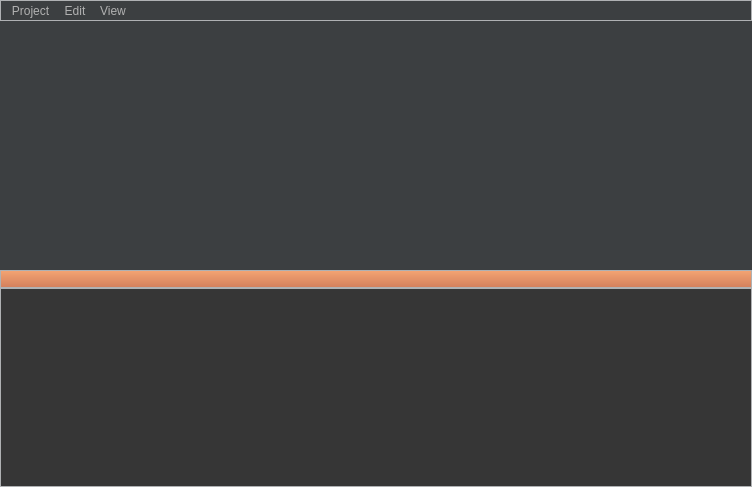
The window that GUIx86/mainwindow.ui (Kit-Law/ReMu) describes before a commit, drawn with Qt 5.
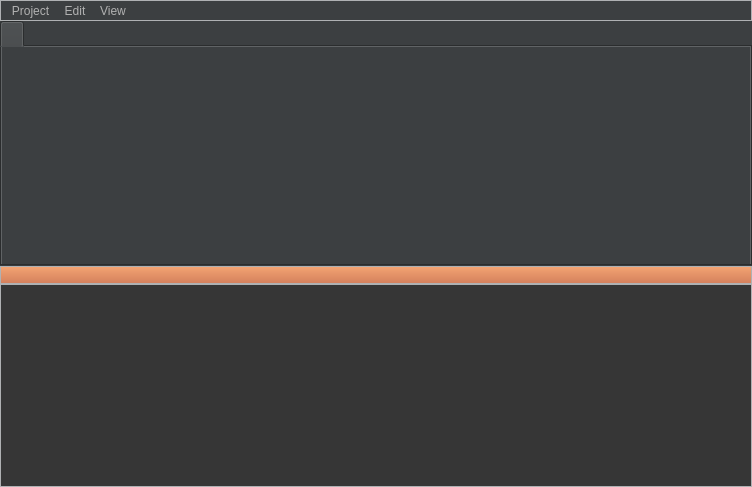
The same window after the commit.

Diff of the .ui file:
```diff
--- a/GUIx86/mainwindow.ui
+++ b/GUIx86/mainwindow.ui
@@ -175,7 +175,7 @@
       <property name="handleWidth">
        <number>16</number>
       </property>
-      <widget class="QWidget" name="widget" native="true">
+      <widget class="QTabWidget" name="tabWidget">
        <property name="sizePolicy">
         <sizepolicy hsizetype="Preferred" vsizetype="Preferred">
          <horstretch>0</horstretch>
@@ -194,6 +194,11 @@
          <height>300</height>
         </size>
        </property>
+       <widget class="QWidget" name="tabWidgetPage1" native="true">
+        <attribute name="title">
+         <string/>
+        </attribute>
+       </widget>
       </widget>
       <widget class="QTextEdit" name="textEdit">
        <property name="sizePolicy">
```
Left out of the diff: 2 changed lines with no effect on the pictures.
